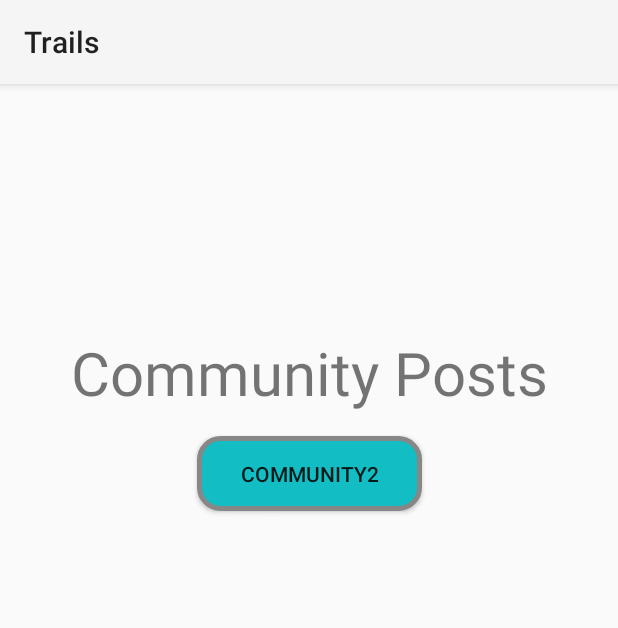
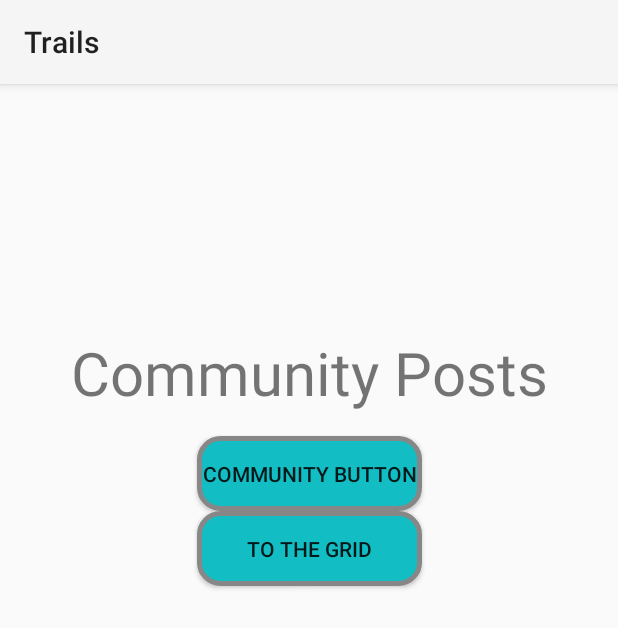
Before and after one commit to jdrake16/trails, an Android app: the Activity3 screen opened directly, with no data from a screen before it, on a phone screen of 412 x 824 dp. Shown: the top 628 px of the screen. Run offline under Robolectric (Android 15) with nearby library versions, the phone set to English and light mode, and no system bars.

Commit message:
Added new button.

```diff
--- a/app/src/main/AndroidManifest.xml
+++ b/app/src/main/AndroidManifest.xml
@@ -9,6 +9,8 @@
     android:roundIcon="@mipmap/ic_launcher_round"
     android:supportsRtl="true"
     android:theme="@style/AppTheme">
+    <activity android:name=".Activity7">
+    </activity>
     <activity android:name=".MainActivity">
     </activity>
     <activity android:name=".Activity6">
@@ -29,6 +31,7 @@
 
         <category android:name="android.intent.category.LAUNCHER"/>
       </intent-filter>
-    </activity></application>
+    </activity>
+  </application>
 
 </manifest>
--- a/app/src/main/java/edu/cnm/deepdive/trails/Activity3.java
+++ b/app/src/main/java/edu/cnm/deepdive/trails/Activity3.java
@@ -15,6 +15,7 @@ public class Activity3 extends AppCompatActivity {
     setContentView(R.layout.activity_3);
 
     Button butt6 = findViewById(R.id.butt6);
+    Button butt7 = findViewById(R.id.butt7);
 
     butt6.setOnClickListener(new OnClickListener() {
       @Override
@@ -24,5 +25,14 @@ public class Activity3 extends AppCompatActivity {
       }
     });
 
+
+    butt7.setOnClickListener(new OnClickListener() {
+      @Override
+      public void onClick(View v) {
+        Intent int7 = new Intent(Activity3.this,Activity7.class);
+        startActivity(int7);
+      }
+    });
+
   }
 }
--- a/app/src/main/res/layout/activity_3.xml
+++ b/app/src/main/res/layout/activity_3.xml
@@ -30,4 +30,15 @@
     app:layout_constraintEnd_toEndOf="parent"
     app:layout_constraintStart_toStartOf="parent"/>
 
+
+  <Button
+    android:id="@+id/butt7"
+    android:layout_width="wrap_content"
+    android:layout_height="wrap_content"
+    android:text="@string/to_the_grid"
+    android:background="@drawable/butt_background_three"
+    app:layout_constraintTop_toBottomOf="@+id/butt6"
+    app:layout_constraintEnd_toEndOf="parent"
+    app:layout_constraintStart_toStartOf="parent"/>
+
 </androidx.constraintlayout.widget.ConstraintLayout>
--- a/app/src/main/res/values/strings.xml
+++ b/app/src/main/res/values/strings.xml
@@ -52,7 +52,9 @@ Has sites with: Electric Hookup(30), Max Occupants(7), Pets Allowed(Y), Waterfro
   <string name="campmaster">Campmaster</string>
   <string name="camping2">View Camp sites</string>
   <string name="community_posts">Community Posts</string>
-  <string name="community2">Community2</string>
+  <string name="community2">Community Button</string>
   <string name="trailmaster">Trailmaster</string>
   <string name="trails2">ABQ Trails</string>
+  <string name="the_grid">the grid</string>
+  <string name="to_the_grid">To The Grid</string>
 </resources>
```
Also changed, not shown: app/src/main/java/edu/cnm/deepdive/trails/Activity7.java (added, +13 -0 lines), app/src/main/res/layout/activity_7.xml (added, +23 -0 lines).
